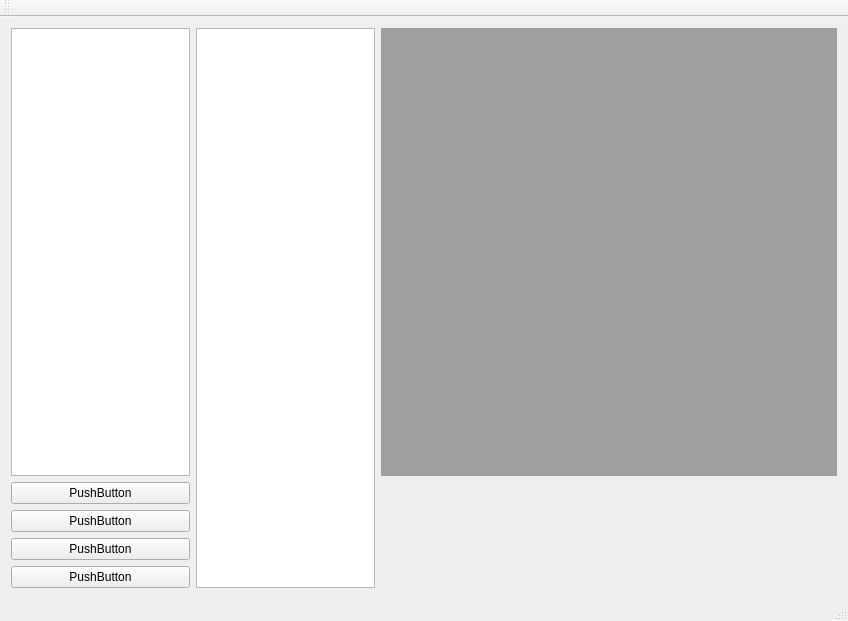
Old version of the form mainwindow2.ui in the repository xu-pu/odrive_ui.
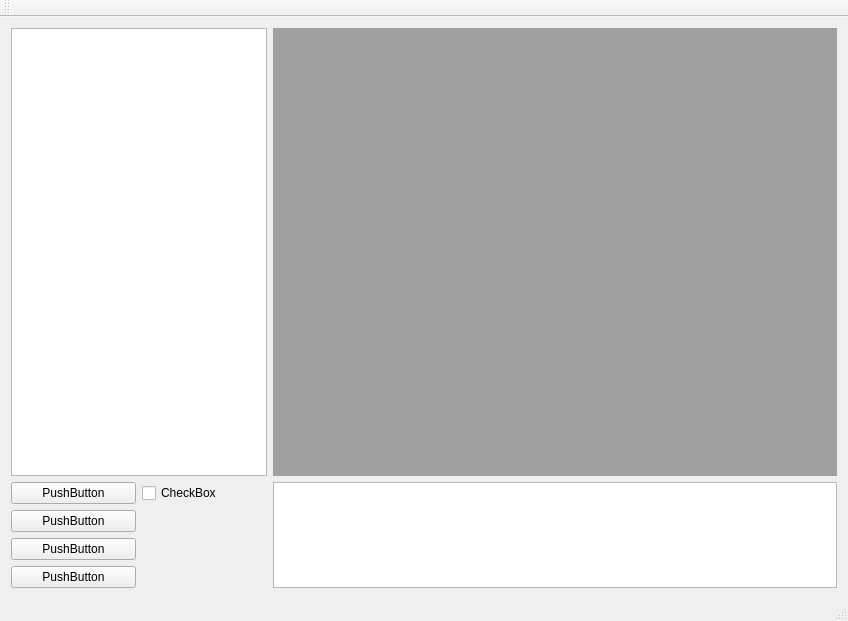
New version of the form.

Commit message: Testing drag and drop

```diff
--- a/mainwindow2.ui
+++ b/mainwindow2.ui
@@ -15,9 +15,6 @@
   </property>
   <widget class="QWidget" name="centralWidget">
    <layout class="QGridLayout" name="gridLayout">
-    <item row="0" column="1" rowspan="5">
-     <widget class="QGraphicsView" name="graphicsView"/>
-    </item>
     <item row="4" column="0">
      <widget class="QPushButton" name="pushButton">
       <property name="text">
@@ -25,9 +22,6 @@
       </property>
      </widget>
     </item>
-    <item row="0" column="0">
-     <widget class="QTreeView" name="treeView"/>
-    </item>
     <item row="2" column="0">
      <widget class="QPushButton" name="pushButton_3">
       <property name="text">
@@ -50,7 +44,31 @@
      </widget>
     </item>
     <item row="0" column="2">
-     <widget class="QMdiArea" name="mdiArea"/>
+     <widget class="QMdiArea" name="mdiArea">
+      <property name="acceptDrops">
+       <bool>true</bool>
+      </property>
+     </widget>
+    </item>
+    <item row="1" column="2" rowspan="4">
+     <widget class="QGraphicsView" name="graphicsView"/>
+    </item>
+    <item row="0" column="0" colspan="2">
+     <widget class="QTreeView" name="treeView">
+      <property name="minimumSize">
+       <size>
+        <width>200</width>
+        <height>0</height>
+       </size>
+      </property>
+     </widget>
+    </item>
+    <item row="1" column="1">
+     <widget class="QCheckBox" name="checkBox">
+      <property name="text">
+       <string>CheckBox</string>
+      </property>
+     </widget>
     </item>
    </layout>
   </widget>
```
The commit also changes 2 other files.
